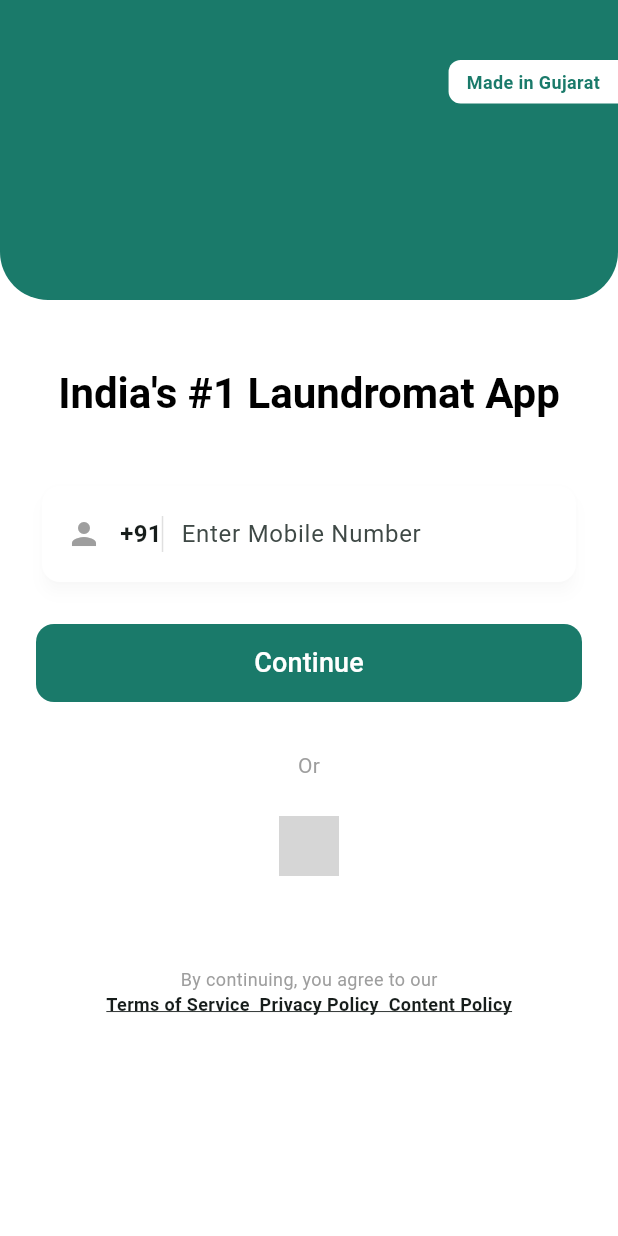
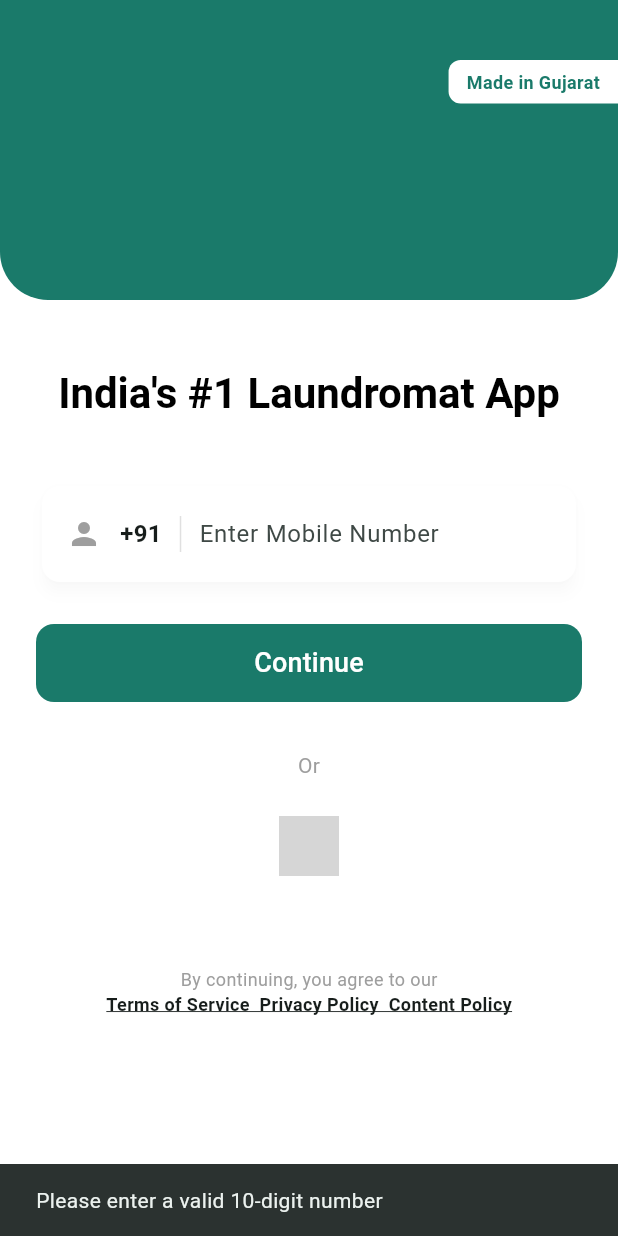
Before and after one commit to Shikhrshukla/WashHub_App, a Flutter app: the LoginScreen screen opened directly, after a tap on "Continue", on a phone screen of 412 x 824 dp. Run offline on Flutter 3.47's test engine with Material 3 defaults, Android fonts, the phone set to English and light mode, and no system bars; our stand-ins replace device_preview, firebase_core, supabase_flutter; accounts and stored records are empty; generated files the repository leaves out were written again; network calls fail; grey boxes are pictures that could not be loaded.

Commit message:
Updated login files

```diff
--- a/lib/features/auth/presentation/screens/login_screen.dart
+++ b/lib/features/auth/presentation/screens/login_screen.dart
@@ -1,10 +1,37 @@
 import 'package:flutter/material.dart';
 import '../widgets/auth_header.dart';
-import '../../../../core/theme/app_theme.dart';
 import '../widgets/phone_input_card.dart';
 
-class LoginScreen extends StatelessWidget {
+class LoginScreen extends StatefulWidget {
   const LoginScreen({super.key});
+
+  @override
+  State<LoginScreen> createState() => _LoginScreenState();
+}
+
+class _LoginScreenState extends State<LoginScreen> {
+  final TextEditingController _phoneController = TextEditingController();
+
+  @override
+  void dispose() {
+    _phoneController.dispose(); // Senior rule: Clean up memory
+    super.dispose();
+  }
+
+  void _handleContinue() {
+    final phone = _phoneController.text.trim();
+    if (phone.length == 10) {
+      // Success case
+      ScaffoldMessenger.of(context).showSnackBar(
+        SnackBar(content: Text("Sending OTP to +91 $phone")),
+      );
+    } else {
+      // Error case
+      ScaffoldMessenger.of(context).showSnackBar(
+        const SnackBar(content: Text("Please enter a valid 10-digit number")),
+      );
+    }
+  }
 
   @override
   Widget build(BuildContext context) {
@@ -25,53 +52,29 @@ class LoginScreen extends StatelessWidget {
                     textAlign: TextAlign.center,
                   ),
                   const SizedBox(height: 40),
-
-                  const PhoneInputCard(),                 //phone_input_card.dart
+                  PhoneInputCard(controller: _phoneController),
                   const SizedBox(height: 24),
                   ElevatedButton(
-                    onPressed: () {
-                      // TODO: Implement OTP Trigger
-                    },
-                    child: const Text(
-                      "Continue",
-                      style: TextStyle(fontSize: 18),
-                    ),
+                    onPressed: _handleContinue,
+                    child: const Text("Continue", style: TextStyle(fontSize: 18)),
                   ),
-
                   const SizedBox(height: 32),
                   const Text("Or", style: TextStyle(color: Colors.grey)),
                   const SizedBox(height: 24),
-
-                  // Social Login Buttons
-                  Row(
-                    mainAxisAlignment: MainAxisAlignment.center,
-                    children: [
-                      GestureDetector(
-                        onTap: () => {}, // TODO: Google Sign In
-                        child: Image.network(
-                          'https://upload.wikimedia.org/wikipedia/commons/thumb/c/c1/Google_%22G%22_logo.svg/1200px-Google_%22G%22_logo.svg.png',
-                          height: 40,
-                        ),
-                      ),
-                    ],
+                  // Google Sign-In placeholder
+                  GestureDetector(
+                    onTap: () {},
+                    child: Image.network(
+                      'https://upload.wikimedia.org/wikipedia/commons/thumb/c/c1/Google_%22G%22_logo.svg/1200px-Google_%22G%22_logo.svg.png',
+                      height: 40,
+                    ),
                   ),
-
                   const SizedBox(height: 60),
-
-                  // Terms and Policy Footer
-                  const Text(
-                    "By continuing, you agree to our",
-                    style: TextStyle(fontSize: 12, color: Colors.grey),
-                  ),
+                  const Text("By continuing, you agree to our", style: TextStyle(fontSize: 12, color: Colors.grey)),
                   const Text(
                     "Terms of Service  Privacy Policy  Content Policy",
-                    style: TextStyle(
-                      fontSize: 12,
-                      fontWeight: FontWeight.bold,
-                      decoration: TextDecoration.underline,
-                    ),
+                    style: TextStyle(fontSize: 12, fontWeight: FontWeight.bold, decoration: TextDecoration.underline),
                   ),
-
                 ],
               ),
             ),
--- a/lib/features/auth/presentation/widgets/phone_input_card.dart
+++ b/lib/features/auth/presentation/widgets/phone_input_card.dart
@@ -1,8 +1,11 @@
 import 'package:flutter/material.dart';
-import '../../../../core/theme/app_theme.dart';
 
 class PhoneInputCard extends StatelessWidget {
-  const PhoneInputCard({super.key});@override
+  final TextEditingController controller;
+
+  const PhoneInputCard({super.key, required this.controller});
+
+  @override
   Widget build(BuildContext context) {
     return Card(
       elevation: 4,
@@ -15,14 +18,13 @@ class PhoneInputCard extends StatelessWidget {
             const Icon(Icons.person, color: Colors.grey),
             const SizedBox(width: 12),
             const Text("+91", style: TextStyle(fontWeight: FontWeight.bold, fontSize: 16)),
-            Container(
-              height: 24,
-              width: 1,
-              color: Colors.grey.shade300,
-            ),
+            const SizedBox(width: 12),
+            // Vertical Divider
+            Container(height: 24, width: 1, color: Colors.grey.shade300),
             const SizedBox(width: 12),
             Expanded(
               child: TextField(
+                controller: controller, // Connects to the logic
                 keyboardType: TextInputType.phone,
                 decoration: const InputDecoration(
                   hintText: "Enter Mobile Number",
```
